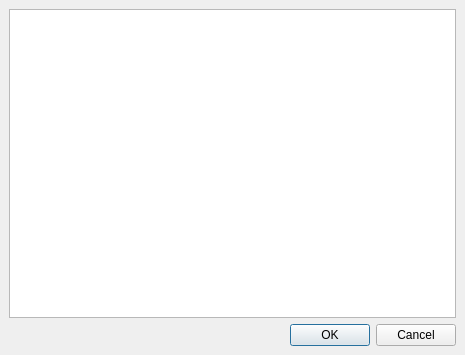
Before: the Qt Designer form src/ui/note.ui in hakaishi/nobleNote, drawn with Qt 5.
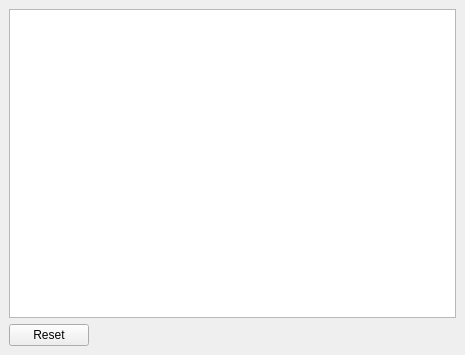
After: the same form once the commit is applied. Icons and pictures are not drawn.

Patch:
```diff
--- a/src/ui/note.ui
+++ b/src/ui/note.ui
@@ -29,7 +29,7 @@
     <item row="1" column="0">
      <widget class="QDialogButtonBox" name="buttonBox">
       <property name="standardButtons">
-       <set>QDialogButtonBox::Cancel|QDialogButtonBox::Ok</set>
+       <set>QDialogButtonBox::Reset</set>
       </property>
      </widget>
     </item>
```
Left out of the diff: 2 changed lines with no effect on the pictures.
